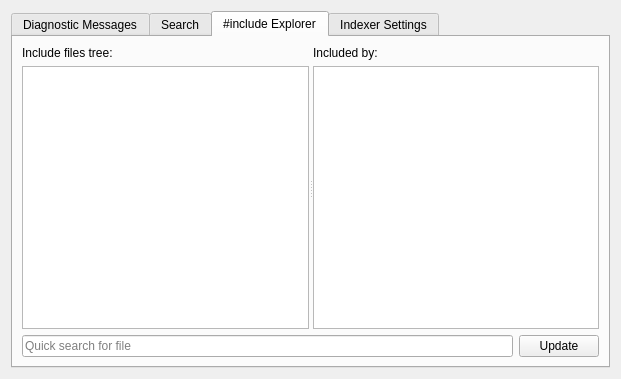
zaufi/kate-cpp-helper-plugin, file src/plugin_tool_view.ui: the form before one commit.
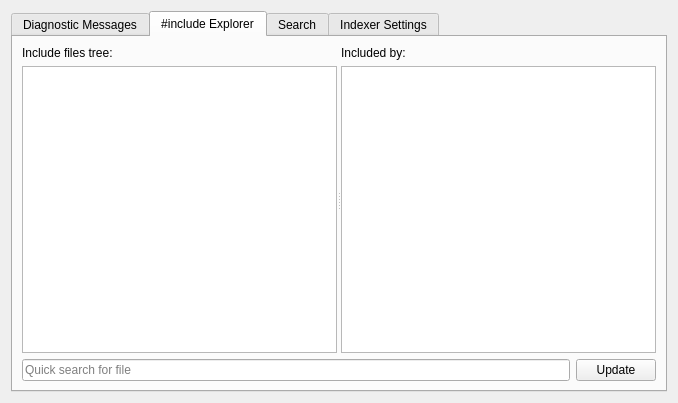
The form after the commit. The open tabs and pages were chosen to show the change. Custom widgets are drawn as their Qt base class.

Diff of the .ui file:
```diff
--- a/src/plugin_tool_view.ui
+++ b/src/plugin_tool_view.ui
@@ -2,14 +2,6 @@
 <ui version="4.0">
  <class>PluginToolViewWidget</class>
  <widget class="QWidget" name="PluginToolViewWidget">
-  <property name="geometry">
-   <rect>
-    <x>0</x>
-    <y>0</y>
-    <width>596</width>
-    <height>379</height>
-   </rect>
-  </property>
   <property name="windowTitle">
    <string>C++ Helper ToolView</string>
   </property>
@@ -45,6 +37,100 @@
        </item>
       </layout>
      </widget>
+     <widget class="QWidget" name="includes">
+      <attribute name="title">
+       <string>#include Explorer</string>
+      </attribute>
+      <layout class="QVBoxLayout" name="vl_3_0">
+       <item>
+        <widget class="QSplitter" name="includesSplitter">
+         <property name="orientation">
+          <enum>Qt::Horizontal</enum>
+         </property>
+         <widget class="QWidget" name="lw_3_1">
+          <layout class="QVBoxLayout" name="vl_3_2">
+           <item>
+            <widget class="QLabel" name="treeLabel">
+             <property name="text">
+              <string>Include files tree:</string>
+             </property>
+            </widget>
+           </item>
+           <item>
+            <widget class="QTreeWidget" name="includesTree">
+             <property name="toolTip">
+              <string/>
+             </property>
+             <property name="whatsThis">
+              <string>&lt;html&gt;&lt;head/&gt;&lt;body&gt;&lt;p&gt;List of &lt;span style=&quot; font-family:'Courier New,courier';&quot;&gt;#include&lt;/span&gt; files used by current translation unit. Redundand &lt;tt&gt;#includes&lt;/tt&gt; printed in yellow color.&lt;/p&gt;&lt;/body&gt;&lt;/html&gt;</string>
+             </property>
+             <property name="editTriggers">
+              <set>QAbstractItemView::NoEditTriggers</set>
+             </property>
+             <property name="headerHidden">
+              <bool>true</bool>
+             </property>
+             <column>
+              <property name="text">
+               <string notr="true">1</string>
+              </property>
+             </column>
+            </widget>
+           </item>
+          </layout>
+         </widget>
+         <widget class="QWidget" name="lw_3_2">
+          <layout class="QVBoxLayout" name="vl_3_3">
+           <item>
+            <widget class="QLabel" name="includedByLabel">
+             <property name="text">
+              <string>Included by:</string>
+             </property>
+            </widget>
+           </item>
+           <item>
+            <widget class="QListView" name="includedFromList">
+             <property name="toolTip">
+              <string>Double click to open corresponding document</string>
+             </property>
+             <property name="whatsThis">
+              <string>&lt;html&gt;&lt;head/&gt;&lt;body&gt;&lt;p&gt;List of files which &lt;tt&gt;#include&lt;/tt&gt; a selected one&lt;/p&gt;&lt;/body&gt;&lt;/html&gt;</string>
+             </property>
+             <property name="editTriggers">
+              <set>QAbstractItemView::NoEditTriggers</set>
+             </property>
+            </widget>
+           </item>
+          </layout>
+         </widget>
+        </widget>
+       </item>
+       <item>
+        <layout class="QHBoxLayout" name="hl_3_1">
+         <item>
+          <widget class="KTreeWidgetSearchLine" name="searchFilter">
+           <property name="toolTip">
+            <string>Quick find in a tree</string>
+           </property>
+           <property name="placeholderText">
+            <string>Quick search for file</string>
+           </property>
+          </widget>
+         </item>
+         <item>
+          <widget class="KPushButton" name="updateButton">
+           <property name="toolTip">
+            <string>&lt;html&gt;&lt;head/&gt;&lt;body&gt;&lt;p&gt;Update &lt;tt&gt;#include&lt;/tt&gt; files tree for current document&lt;/p&gt;&lt;/body&gt;&lt;/html&gt;</string>
+           </property>
+           <property name="text">
+            <string>Update</string>
+           </property>
+          </widget>
+         </item>
+        </layout>
+       </item>
+      </layout>
+     </widget>
      <widget class="QWidget" name="searchTab">
       <attribute name="title">
        <string>Search</string>
@@ -122,100 +208,6 @@
        </item>
       </layout>
      </widget>
-     <widget class="QWidget" name="includes">
-      <attribute name="title">
-       <string>#include Explorer</string>
-      </attribute>
-      <layout class="QVBoxLayout" name="vl_3_0">
-       <item>
-        <widget class="QSplitter" name="includesSplitter">
-         <property name="orientation">
-          <enum>Qt::Horizontal</enum>
-         </property>
-         <widget class="QWidget" name="lw_3_1">
-          <layout class="QVBoxLayout" name="vl_3_2">
-           <item>
-            <widget class="QLabel" name="treeLabel">
-             <property name="text">
-              <string>Include files tree:</string>
-             </property>
-            </widget>
-           </item>
-           <item>
-            <widget class="QTreeWidget" name="includesTree">
-             <property name="toolTip">
-              <string/>
-             </property>
-             <property name="whatsThis">
-              <string>&lt;html&gt;&lt;head/&gt;&lt;body&gt;&lt;p&gt;List of &lt;span style=&quot; font-family:'Courier New,courier';&quot;&gt;#include&lt;/span&gt; files used by current translation unit. Redundand &lt;tt&gt;#includes&lt;/tt&gt; printed in yellow color.&lt;/p&gt;&lt;/body&gt;&lt;/html&gt;</string>
-             </property>
-             <property name="editTriggers">
-              <set>QAbstractItemView::NoEditTriggers</set>
-             </property>
-             <property name="headerHidden">
-              <bool>true</bool>
-             </property>
-             <column>
-              <property name="text">
-               <string notr="true">1</string>
-              </property>
-             </column>
-            </widget>
-           </item>
-          </layout>
-         </widget>
-         <widget class="QWidget" name="lw_3_2">
-          <layout class="QVBoxLayout" name="vl_3_3">
-           <item>
-            <widget class="QLabel" name="includedByLabel">
-             <property name="text">
-              <string>Included by:</string>
-             </property>
-            </widget>
-           </item>
-           <item>
-            <widget class="QListView" name="includedFromList">
-             <property name="toolTip">
-              <string>Double click to open corresponding document</string>
-             </property>
-             <property name="whatsThis">
-              <string>&lt;html&gt;&lt;head/&gt;&lt;body&gt;&lt;p&gt;List of files which &lt;tt&gt;#include&lt;/tt&gt; a selected one&lt;/p&gt;&lt;/body&gt;&lt;/html&gt;</string>
-             </property>
-             <property name="editTriggers">
-              <set>QAbstractItemView::NoEditTriggers</set>
-             </property>
-            </widget>
-           </item>
-          </layout>
-         </widget>
-        </widget>
-       </item>
-       <item>
-        <layout class="QHBoxLayout" name="hl_3_1">
-         <item>
-          <widget class="KTreeWidgetSearchLine" name="searchFilter">
-           <property name="toolTip">
-            <string>Quick find in a tree</string>
-           </property>
-           <property name="placeholderText">
-            <string>Quick search for file</string>
-           </property>
-          </widget>
-         </item>
-         <item>
-          <widget class="KPushButton" name="updateButton">
-           <property name="toolTip">
-            <string>&lt;html&gt;&lt;head/&gt;&lt;body&gt;&lt;p&gt;Update &lt;tt&gt;#include&lt;/tt&gt; files tree for current document&lt;/p&gt;&lt;/body&gt;&lt;/html&gt;</string>
-           </property>
-           <property name="text">
-            <string>Update</string>
-           </property>
-          </widget>
-         </item>
-        </layout>
-       </item>
-      </layout>
-     </widget>
      <widget class="QWidget" name="indexerSettings">
       <attribute name="title">
        <string>Indexer Settings</string>
```
